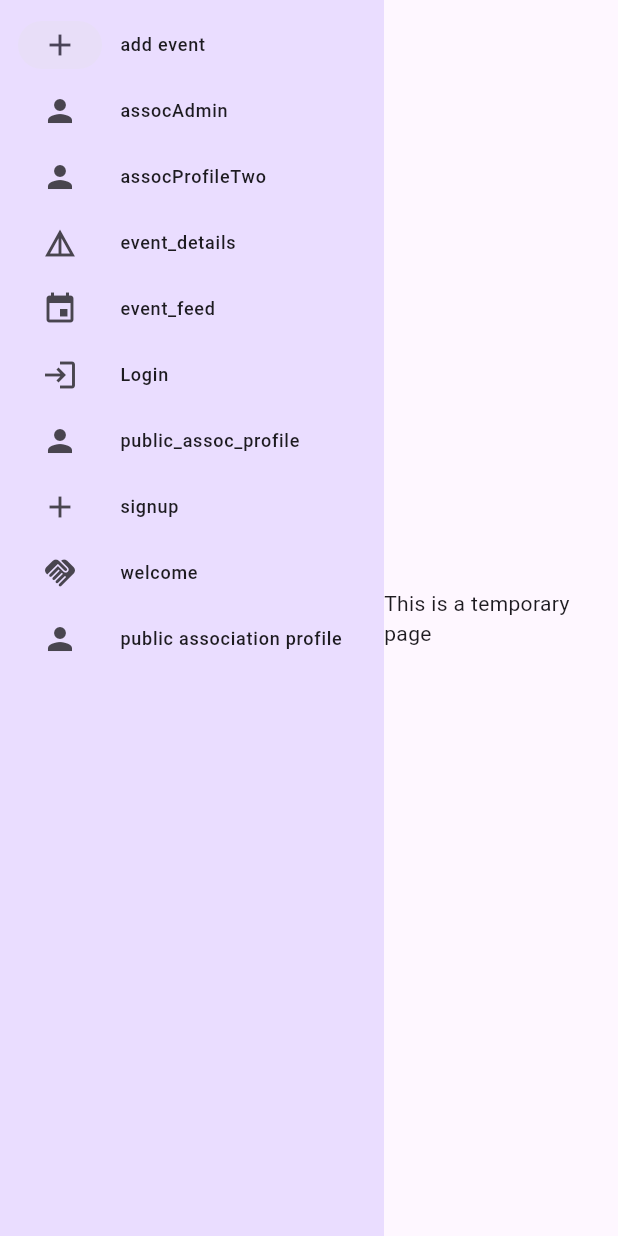
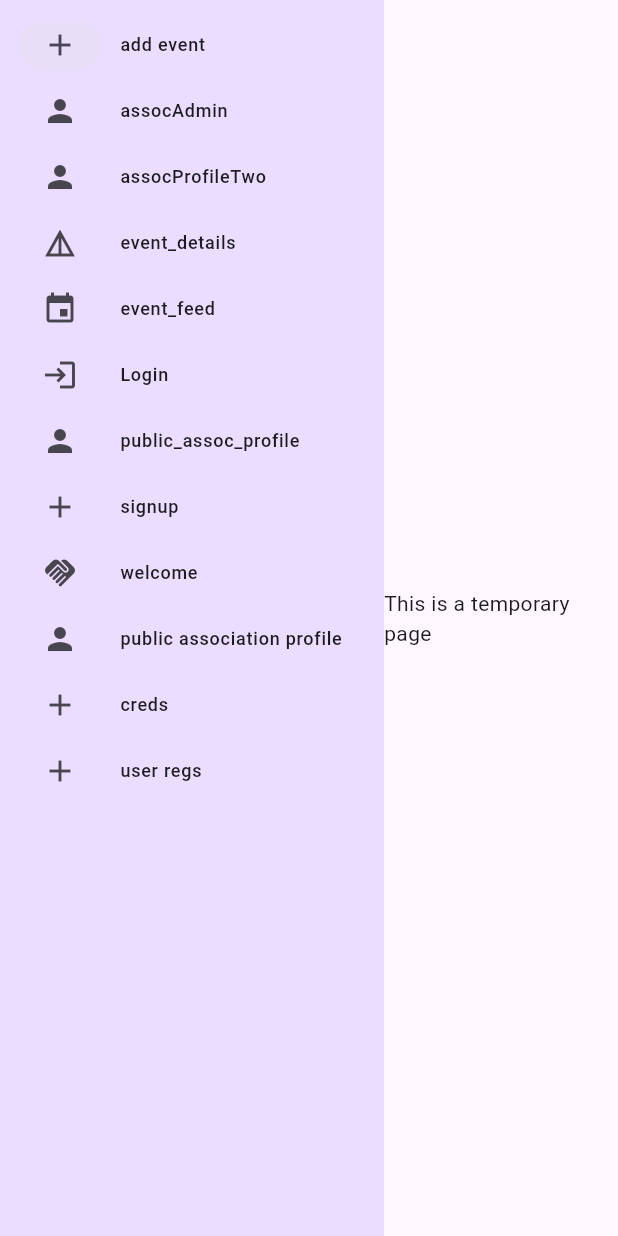
Before and after one commit to badis-byte/dzevent, a Flutter app: the screen it shows after launch, on a phone screen of 412 x 824 dp. Run offline on Flutter 3.47's test engine with Material 3 defaults, Android fonts, the phone set to English and light mode, and no system bars; our stand-ins replace flutter_svg, image_picker.

Commit message:
added the user creds and profile to the home screen

```diff
--- a/lib/screens/event_feed.dart
+++ b/lib/screens/event_feed.dart
@@ -120,7 +120,7 @@ class EventCard extends StatelessWidget {
                         ),
                       ),
                       Text(
-                        event.location,
+                        event.location ,
                         style: subtitleStyle.copyWith(
                           color: Colors.grey.shade400,
                         ),
--- a/lib/screens/home.dart
+++ b/lib/screens/home.dart
@@ -8,6 +8,8 @@ import 'package:dzevent/screens/signup.dart';
 import 'package:dzevent/screens/welcome.dart';
 import 'package:flutter/material.dart';
 import 'package:dzevent/screens/login.dart';
+import 'package:dzevent/myAccountCredentials.dart';
+import 'package:dzevent/regUserProfile.dart';
 
 /// # New Screen Setup
 /// - Add screen entry to _links
@@ -50,6 +52,8 @@ final _links = [
     label: "public association profile",
     page: PublicAssocProfile(),
   ),
+  Link(icon: Icons.add, label: "creds", page: Myaccountcredentials()),
+  Link(icon: Icons.add, label: "user regs", page: ProfileScreen()),
 ];
 
 class NavScreen extends StatelessWidget {
```
Also changed, not shown: lib/regUserProfile.dart (+5 -5 lines).
